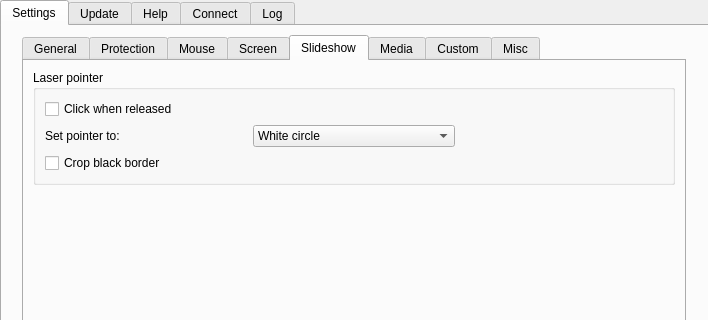
Before: the Qt Designer form Source/MacOS/RemoteControlServer/mainwindow.ui in Steppschuh/RemoteControlServer, drawn with Qt 5; both pictures show x 0 to 708 and y 0 to 320 of the 708 by 551 pixel window.
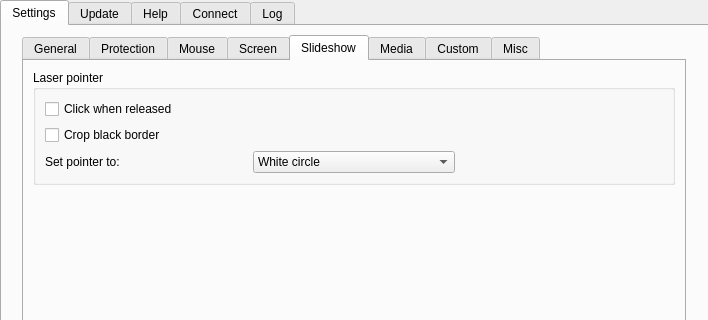
After: the same form once the commit is applied. The open tabs and pages were chosen to show the change. Icons and pictures are not drawn.

Commit message: Altered default settings

```diff
--- a/Source/MacOS/RemoteControlServer/mainwindow.ui
+++ b/Source/MacOS/RemoteControlServer/mainwindow.ui
@@ -710,21 +710,7 @@
                <string>Laser pointer</string>
               </property>
               <layout class="QGridLayout" name="gridLayout_10">
-               <item row="0" column="0">
-                <widget class="QCheckBox" name="slideShowClickWhenReleased">
-                 <property name="text">
-                  <string>Click when released</string>
-                 </property>
-                </widget>
-               </item>
-               <item row="1" column="0">
-                <widget class="QLabel" name="label_15">
-                 <property name="text">
-                  <string>Set pointer to:</string>
-                 </property>
-                </widget>
-               </item>
-               <item row="1" column="1">
+               <item row="2" column="1">
                 <widget class="QComboBox" name="slideShowSelectPointer">
                  <property name="editable">
                   <bool>false</bool>
@@ -741,7 +727,7 @@
                  </item>
                 </widget>
                </item>
-               <item row="1" column="2">
+               <item row="2" column="2">
                 <widget class="QLabel" name="pointerLabel">
                  <property name="text">
                   <string/>
@@ -755,6 +741,20 @@
                 </widget>
                </item>
                <item row="2" column="0">
+                <widget class="QLabel" name="label_15">
+                 <property name="text">
+                  <string>Set pointer to:</string>
+                 </property>
+                </widget>
+               </item>
+               <item row="0" column="0">
+                <widget class="QCheckBox" name="slideShowClickWhenReleased">
+                 <property name="text">
+                  <string>Click when released</string>
+                 </property>
+                </widget>
+               </item>
+               <item row="1" column="0">
                 <widget class="QCheckBox" name="slideShowCropBlackBorder">
                  <property name="text">
                   <string>Crop black border</string>
```
Left out of the diff: 12 changed lines with no effect on the pictures. The commit also changes 2 other files.
